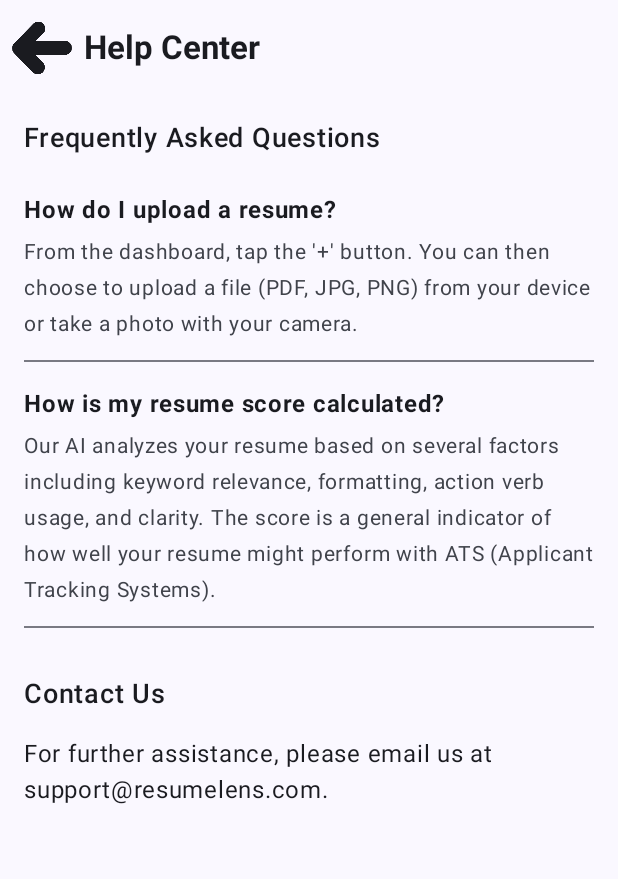
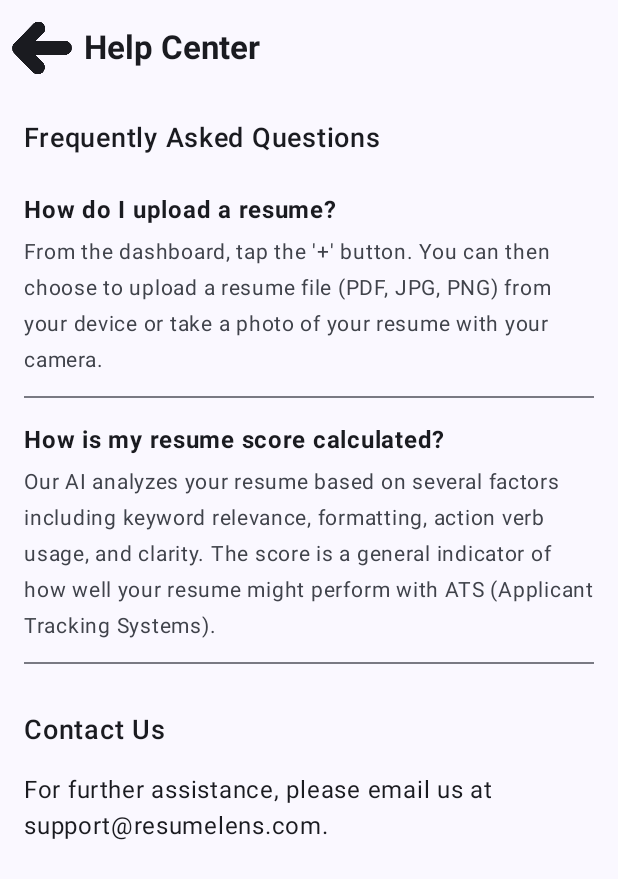
Before and after one commit to vrajp09/ResumeLens, an Android app built with Jetpack Compose: the HelpCenterScreen screen opened through its navigation route, on a phone screen of 412 x 824 dp. Shown: the top 879 px of the screen. Run offline under Robolectric (Android 15) with nearby library versions, the phone set to English and light mode, and no system bars; our stand-ins replace Firebase (no records; nobody signed in at launch, a user with empty details on screens opened directly); libraries missing offline, so code that uses them is left out: com.android.car; 4 statements that could not run were skipped.

Commit message:
fixed dashboard issues of resumes not showing up

```diff
--- a/app/build.gradle.kts
+++ b/app/build.gradle.kts
@@ -61,6 +61,7 @@ dependencies {
     implementation(libs.androidx.material3)
     implementation(libs.androidx.compose.foundation)
     implementation(libs.car.ui.lib)
+
     testImplementation(libs.junit)
     androidTestImplementation(libs.androidx.junit)
     androidTestImplementation(libs.androidx.espresso.core)
--- a/app/src/main/java/com/cs407/resumelens/ui/screens/DashboardScreen.kt
+++ b/app/src/main/java/com/cs407/resumelens/ui/screens/DashboardScreen.kt
@@ -57,6 +57,10 @@ fun DashboardScreen(
                 duration = SnackbarDuration.Short
             )
         }
+    }
+
+    LaunchedEffect(Unit) {
+        dashboardViewModel.loadDashboardData()
     }
 
     ModalNavigationDrawer(
--- a/app/src/main/java/com/cs407/resumelens/ui/screens/HelpCenterScreen.kt
+++ b/app/src/main/java/com/cs407/resumelens/ui/screens/HelpCenterScreen.kt
@@ -40,7 +40,7 @@ fun HelpCenterScreen(onBack: () -> Unit) {
             item {
                 FAQItem(
                     question = "How do I upload a resume?",
-                    answer = "From the dashboard, tap the '+' button. You can then choose to upload a file (PDF, JPG, PNG) from your device or take a photo with your camera."
+                    answer = "From the dashboard, tap the '+' button. You can then choose to upload a resume file (PDF, JPG, PNG) from your device or take a photo of your resume with your camera."
                 )
             }
             item {
--- a/gradle/libs.versions.toml
+++ b/gradle/libs.versions.toml
@@ -14,6 +14,7 @@ navigationCompose = "2.9.5"
 material3 = "1.4.0"
 foundation = "1.9.4"
 carUiLib = "2.6.0"
+firebaseFirestoreKtx = "26.0.2"
 
 [libraries]
 androidx-compose-material-icons-core = { group = "androidx.compose.material", name = "material-icons-core" }
@@ -38,6 +39,7 @@ androidx-navigation-compose = { group = "androidx.navigation", name = "navigatio
 androidx-material3 = { group = "androidx.compose.material3", name = "material3", version.ref = "material3" }
 androidx-compose-foundation = { group = "androidx.compose.foundation", name = "foundation", version.ref = "foundation" }
 car-ui-lib = { group = "com.android.car.ui", name = "car-ui-lib", version.ref = "carUiLib" }
+firebase-firestore-ktx = { group = "com.google.firebase", name = "firebase-firestore-ktx", version.ref = "firebaseFirestoreKtx" }
 
 [plugins]
 android-application = { id = "com.android.application", version.ref = "agp" }
```
